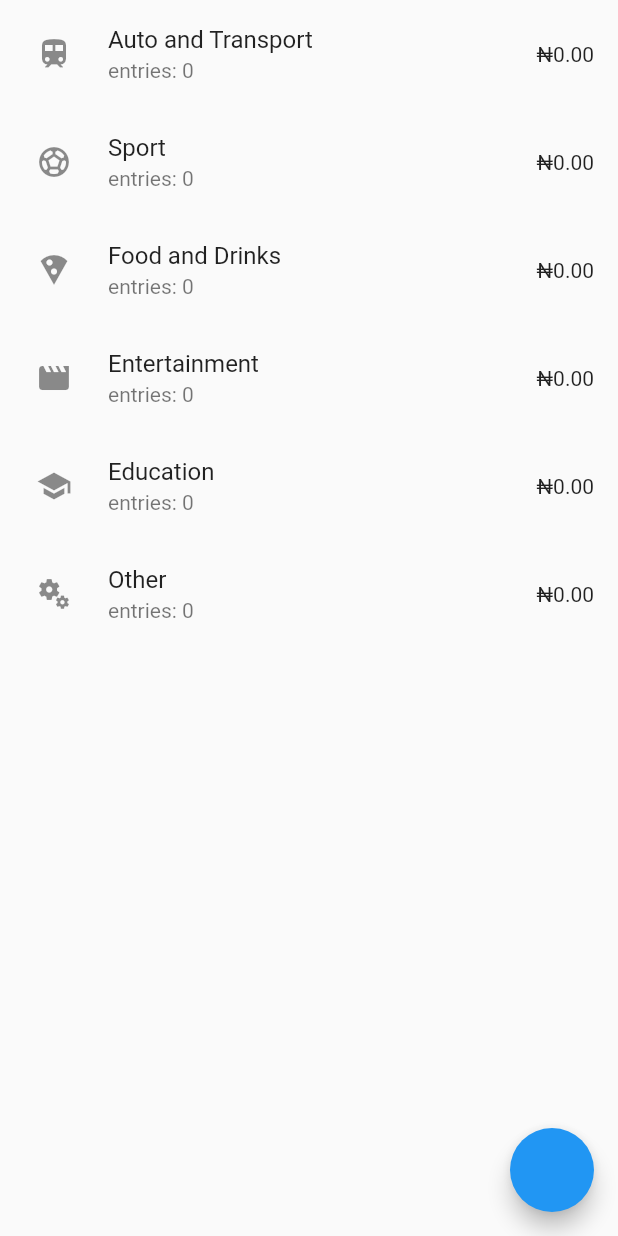
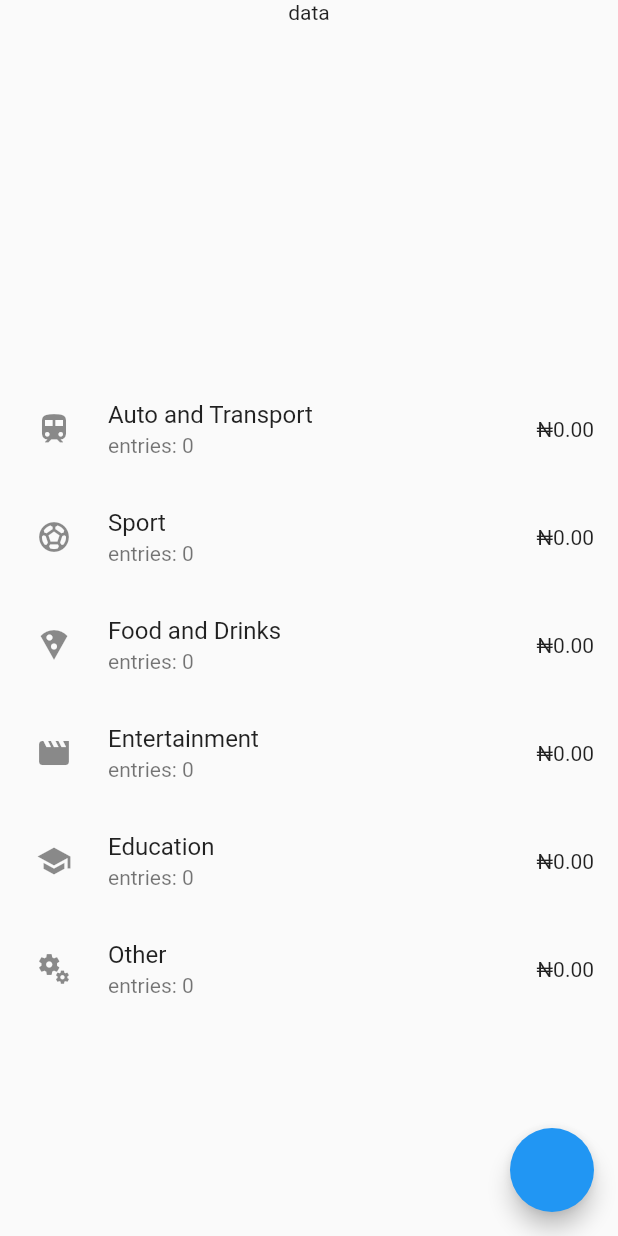
Before and after one commit to Isaac-onah/expenses-app, a Flutter app: the screen it shows after launch, on a phone screen of 412 x 824 dp. Run offline on Flutter 3.47's test engine with Material 2 defaults, Android fonts, the phone set to English and light mode, and no system bars; our stand-ins replace fl_chart, sqflite; accounts and stored records are empty.

Commit message:
chart installation

```diff
--- a/lib/widgets/category_screen/category_fetcher.dart
+++ b/lib/widgets/category_screen/category_fetcher.dart
@@ -1,5 +1,6 @@
 import 'package:first/models/database_provider.dart';
 import 'package:first/widgets/category_screen/category_list.dart';
+import 'package:first/widgets/category_screen/total_chart.dart';
 import 'package:flutter/material.dart';
 import 'package:provider/provider.dart';
 
@@ -36,7 +37,15 @@ class _CategoryFetcherState extends State<CategoryFetcher> {
         if(snapshot.hasError){
             return Center(child: Text(snapshot.error.toString()),);
           }else{
-            return const CategoryList();
+            return Column(
+              children:const [
+                SizedBox(
+height: 250.0,
+                  child: TotalChart(),
+                ),
+                Expanded(child: CategoryList()),
+              ],
+            );
           }
       }else{
         return const Center(child: CircularProgressIndicator(),);
--- /dev/null
+++ b/lib/widgets/category_screen/total_chart.dart
@@ -0,0 +1,36 @@
+import 'package:first/models/database_provider.dart';
+import 'package:flutter/material.dart';
+import 'package:fl_chart/fl_chart.dart';
+import 'package:provider/provider.dart';
+import 'package:first/models/database_provider.dart';
+
+class TotalChart extends StatefulWidget {
+  const TotalChart({super.key});
+
+  @override
+  State<TotalChart> createState() => _TotalChartState();
+}
+
+class _TotalChartState extends State<TotalChart> {
+  @override
+  Widget build(BuildContext context) {
+    // return Consumer<DatabaseProvider>(
+    //     builder: (_, db, __) {
+    //       var list = db.categories;
+    //       return Row(
+    //         children: const[
+    //           Expanded(flex: 60, child: Text('Chart')),
+    //           Expanded(
+    //               flex: 40,
+    //               child: PieChart(
+    //                 PieChartData(
+    //                     sections: list.map((e) => null).toList();
+    //                 ),
+    //               ))
+    //         ],
+    //       );
+    //     }
+    // );
+    return const Text("data");
+  }
+}
--- a/pubspec.yaml
+++ b/pubspec.yaml
@@ -40,6 +40,7 @@ dependencies:
   path: ^1.8.2
   provider: ^6.0.5
   intl: ^0.18.0
+  fl_chart: ^0.60.0
 
 dev_dependencies:
   flutter_test:
```
Also changed, not shown: pubspec.lock.
